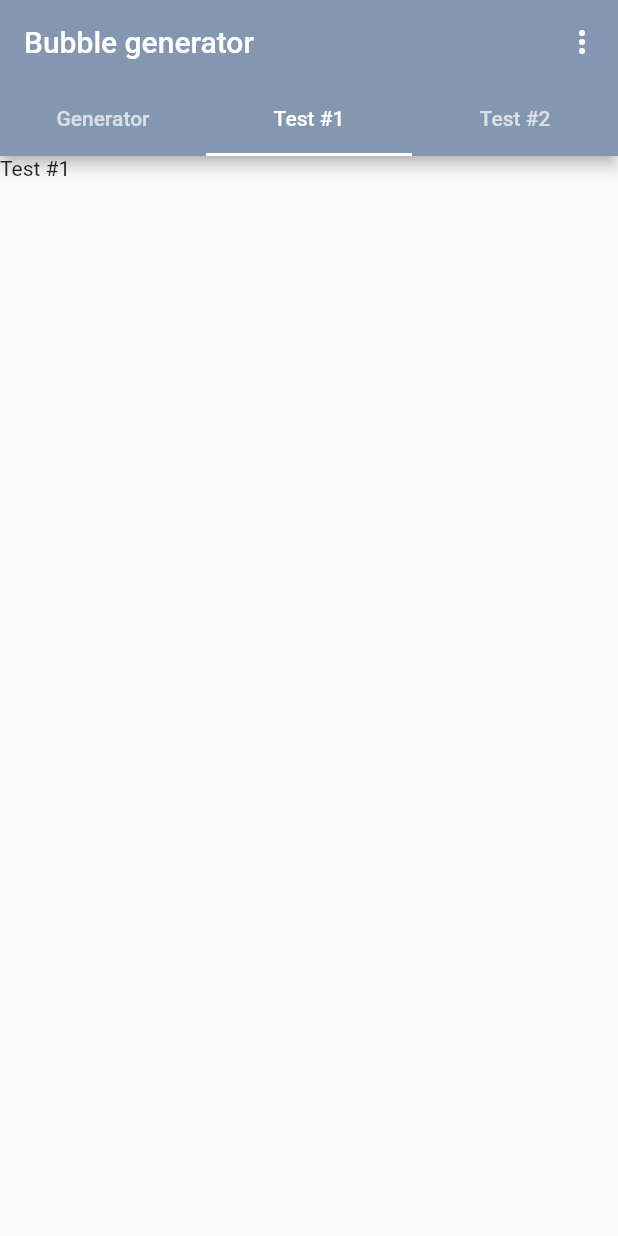
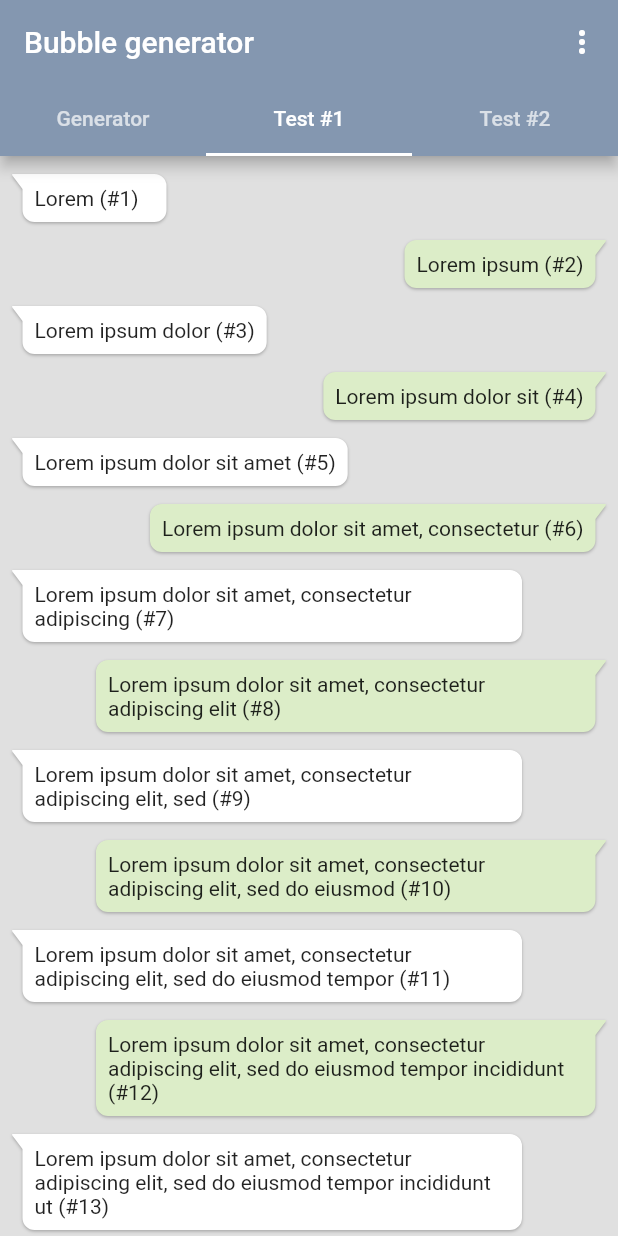
Before and after one commit to vi-k/bubblegen, a Flutter app: the screen it shows after launch, tab 2 chosen, on a phone screen of 412 x 824 dp. Run offline on Flutter 3.47's test engine with Material 2 defaults, Android fonts, the phone set to English and light mode, and no system bars; statements that could not run were skipped.

Commit message:
Добавил демонстрационный tab в предварительном режиме

```diff
--- /dev/null
+++ b/lib/BubbleDemo.dart
@@ -0,0 +1,63 @@
+import 'package:flutter/material.dart';
+
+import 'bubble.dart';
+
+class BubbleDemo extends StatefulWidget {
+  BubbleDemo({Key key}) : super(key: key);
+
+  @override
+  _BubbleDemoState createState() => _BubbleDemoState();
+}
+
+class _BubbleDemoState extends State<BubbleDemo> with AutomaticKeepAliveClientMixin, TickerProviderStateMixin {
+  // Lorem ipsum dolor sit amet, consectetur adipiscing elit, sed do eiusmod tempor incididunt ut labore et dolore magna aliqua. Ut enim ad minim veniam, quis nostrud exercitation ullamco laboris nisi ut aliquip ex ea commodo consequat. Duis aute irure dolor in reprehenderit in voluptate velit esse cillum dolore eu fugiat nulla pariatur. Excepteur sint occaecat cupidatat non proident, sunt in culpa qui officia deserunt mollit anim id est laborum.
+  static const _words = ['Lorem', ' ipsum', ' dolor', ' sit', ' amet', ', consectetur', ' adipiscing', ' elit', ', sed', ' do eiusmod', ' tempor', ' incididunt', ' ut', ' labore', ' et', ' dolore', ' magna', ' aliqua.'];
+
+  @override
+  bool get wantKeepAlive => true;
+
+  @override
+  Widget build(BuildContext context) {
+    super.build(context);
+
+    print('build $this');
+
+    return Container(
+      color: Colors.grey[300],
+      child: ListView.builder(
+        itemBuilder: (BuildContext context, int index) {
+          var text = StringBuffer();
+
+          for (var i = 0; i < index % (_words.length - 1) + 1; i++) {
+            text.write(_words[i]);
+          }
+
+          return Padding(
+            padding: EdgeInsets.only(top: 12.0, left: index % 2 == 0 ? 8.0 : 64.0, right: index % 2 == 0 ? 64.0 : 8.0),
+            child: Align(
+              alignment: index % 2 == 0 ? Alignment.topLeft : Alignment.topRight,
+              child: ConstrainedBox(
+                constraints: BoxConstraints(minWidth: 96.0),
+                child: Bubble(
+                  radius: BubbleRadius.all(8.0),
+                  nipSide: index % 2 == 0 ? NipSide.left : NipSide.right,
+                  nipRadius: 0.5,
+                  nipSize: 7.0,
+//            nipOffset: NipOffset,
+                  color: index % 2 == 0 ? Colors.white : Colors.lightGreen[100],
+                  elevation: 0.5,
+                  topLine: NipLine.line(0.0),
+                  bottomLine: NipLine.line(53.0),
+                  child: Padding(
+                    padding: const EdgeInsets.all(8.0),
+                    child: Text('${text.toString()} (#${index + 1})'),
+                  ),
+                ),
+              ),
+            ),
+          );
+        },
+      ),
+    );
+  }
+}
--- a/lib/main.dart
+++ b/lib/main.dart
@@ -1,6 +1,7 @@
 //import 'dart:math' as math;
 //import 'dart:ui' as ui;
 
+import 'package:bubblegen/BubbleDemo.dart';
 import 'package:flutter/material.dart';
 import 'package:flutter/rendering.dart';
 
@@ -705,7 +706,8 @@ class _MyHomePageState extends State<MyHomePage> with TickerProviderStateMixin {
           controller: _tabController,
           children: <Widget>[
             Generator(),
-            const Text('Test #1'),
+            BubbleDemo(),
+//            const Text('Test #1'),
             const Text('Test #2'),
           ],
         ),
```
